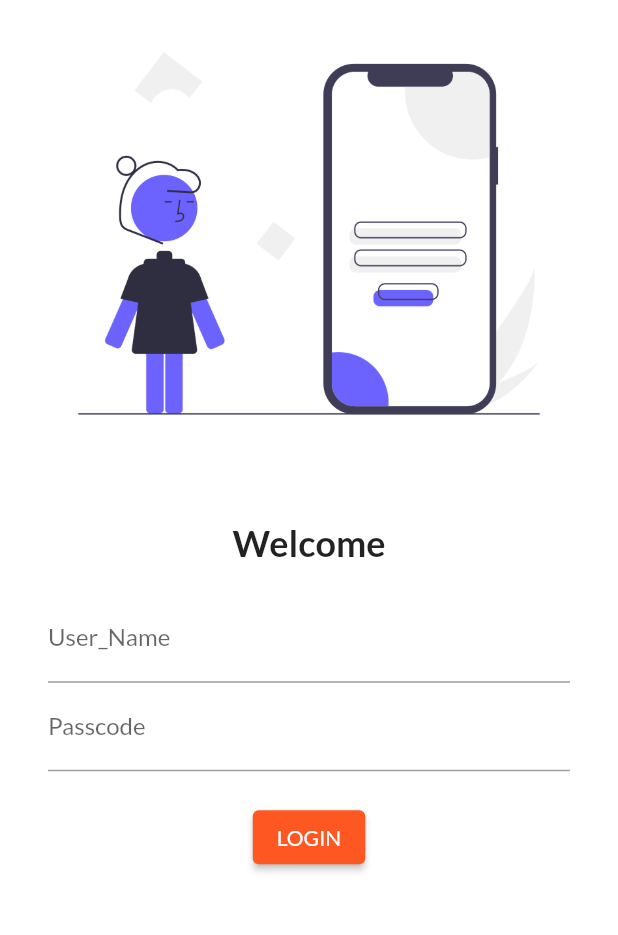
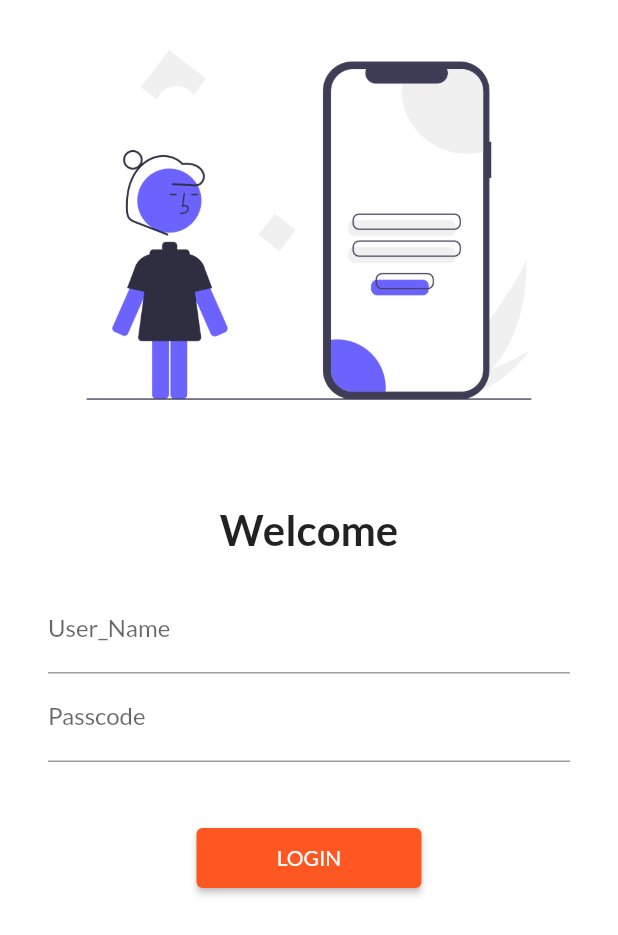
Before and after one commit to Ewaiskhan12/FlutterCourse, a Flutter app: the screen it shows after launch, on a phone screen of 412 x 824 dp. Shown: the top 935 px of the screen. Run offline on Flutter 3.47's test engine with Material 2 defaults, Android fonts, the phone set to English and light mode, and no system bars; our stand-ins replace google_fonts.

Commit message:
day5done

```diff
--- a/lib/main.dart
+++ b/lib/main.dart
@@ -1,5 +1,6 @@
 import 'package:flutter/material.dart';
 import 'package:flutter_application_1/pages/login_pg.dart';
+import 'package:flutter_application_1/utility/routes.dart';
 import 'package:google_fonts/google_fonts.dart';
 import 'pages/Home_pg.dart';
 
@@ -20,8 +21,8 @@ class Myapp extends StatelessWidget {
       initialRoute: "/",
       routes: {
         "/": (context) => loginpg(),
-        "/home": (context) => HomePage(),
-        "/Login": (context) => loginpg()
+        MyRoutes.homeRoute: (context) => HomePage(),
+        MyRoutes.loginRoute: (context) => loginpg(),
       },
     );
   }
--- a/lib/pages/login_pg.dart
+++ b/lib/pages/login_pg.dart
@@ -1,26 +1,29 @@
 import 'package:flutter/material.dart';
+import 'package:flutter_application_1/utility/routes.dart';
 
 class loginpg extends StatelessWidget {
   @override
   Widget build(BuildContext context) {
     return Material(
         color: Colors.white,
+        child: SingleChildScrollView(
           child: Column(
             children: [
               Image.asset(
                 "assets/img/login_img.png",
                 fit: BoxFit.cover,
+                height: 300,
               ),
               SizedBox(height: 20.0),
               Padding(
-              padding:
-                  const EdgeInsets.symmetric(vertical: 16.0, horizontal: 32.0),
+                padding: const EdgeInsets.symmetric(
+                    vertical: 16.0, horizontal: 32.0),
                 child: Column(
                   children: [
                     Text(
                       "Welcome",
                       style: TextStyle(
-                      fontSize: 24,
+                        fontSize: 28,
                         fontWeight: FontWeight.bold,
                       ),
                     ),
@@ -38,18 +41,19 @@ class loginpg extends StatelessWidget {
                         labelText: "Passcode",
                       ),
                     ),
-                  SizedBox(height: 20.0),
+                    SizedBox(height: 40.0),
                     ElevatedButton(
                       child: Text("LOGIN"),
-                    style: TextButton.styleFrom(),
+                      style: TextButton.styleFrom(minimumSize: Size(150, 40)),
                       onPressed: () {
-                      print("HI Awais");
+                        Navigator.pushNamed(context, MyRoutes.homeRoute);
                       },
                     ),
                   ],
                 ),
               )
             ],
+          ),
         ));
   }
 }
--- /dev/null
+++ b/lib/utility/routes.dart
@@ -0,0 +1,4 @@
+class MyRoutes {
+  static String loginRoute = "/login";
+  static String homeRoute = "/home";
+}
```
Lines whose indentation alone changed are shown as unchanged.
